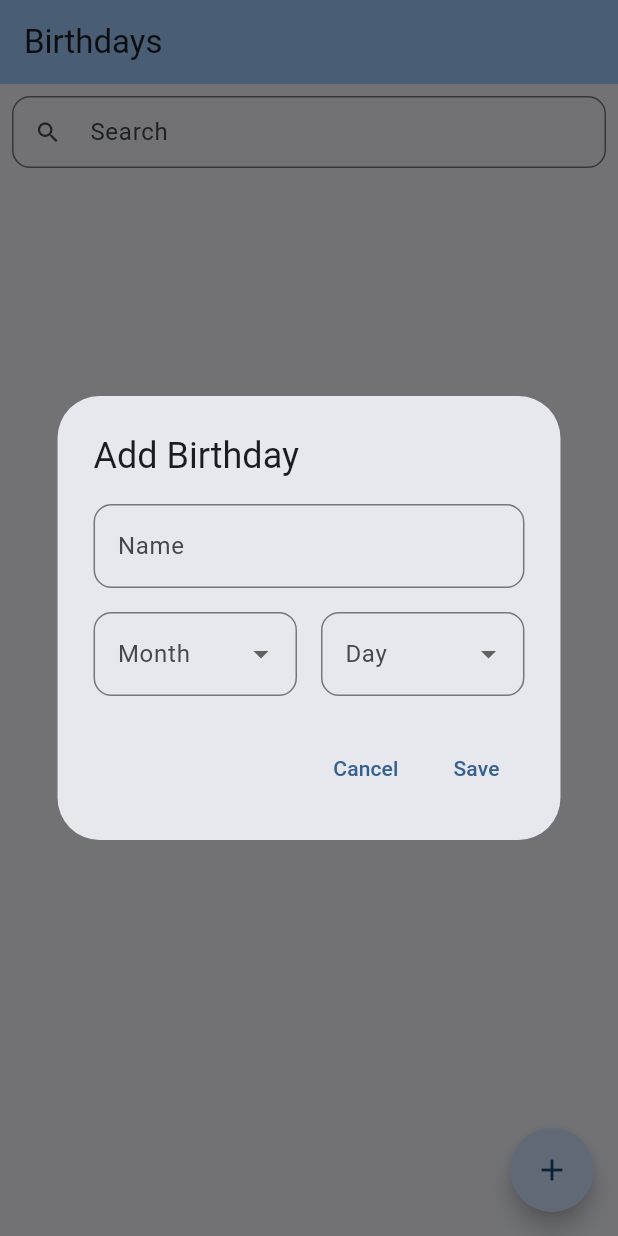
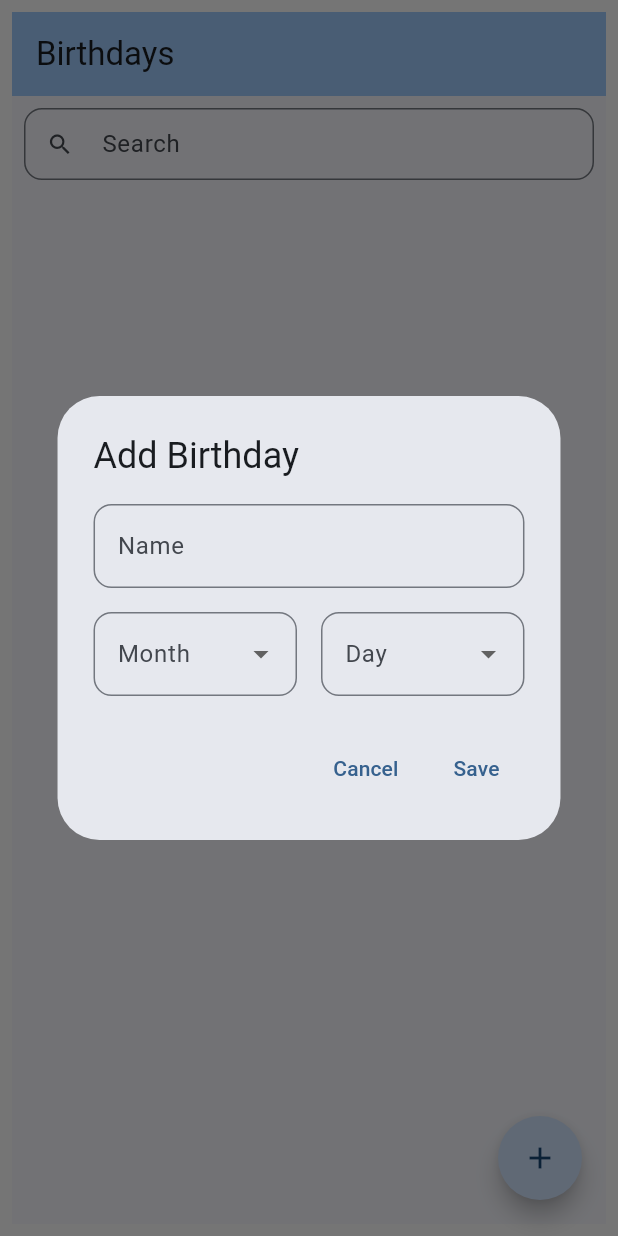
Before and after one commit to abeshahsan/Birthdays, a Flutter app: the screen it shows after launch, after a tap on the "add" icon, on a phone screen of 412 x 824 dp. Run offline on Flutter 3.47's test engine with Material 3 defaults, Android fonts, the phone set to English and light mode, and no system bars; our stand-ins replace sqflite; accounts and stored records are empty.

Commit message:
Enhance UI by adding selection state to list items and adjusting padding in homepage layout

```diff
--- a/lib/homepage.dart
+++ b/lib/homepage.dart
@@ -226,6 +226,7 @@ class _MyHomePageState extends State<MyHomePage> {
             });
           },
           child: ListTile(
+            selected: selectedItemsIndex.contains(index),
             title: Text(item['name']),
             subtitle: Text(
               "${months[item['month'] - 1]} ${item['day']}",
--- a/lib/main.dart
+++ b/lib/main.dart
@@ -15,7 +15,10 @@ class MyApp extends StatelessWidget {
       title: 'Birthdays',
       theme: MyTheme.lightTheme,
       darkTheme: MyTheme.darkTheme,
-      home: const MyHomePage(title: 'Birthdays'),
+      home: Padding(
+        padding: const EdgeInsets.all(8.0),
+        child: const MyHomePage(title: 'Birthdays'),
+      ),
     );
   }
 }
```
Also changed, not shown: flutter_02.png (added).
